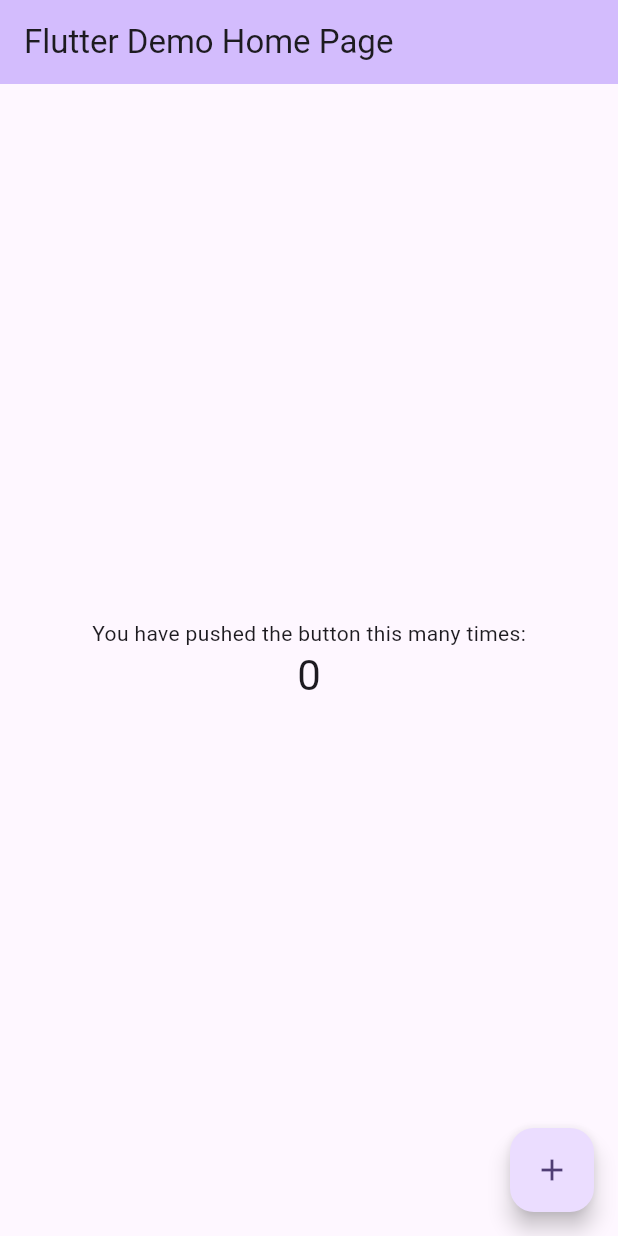
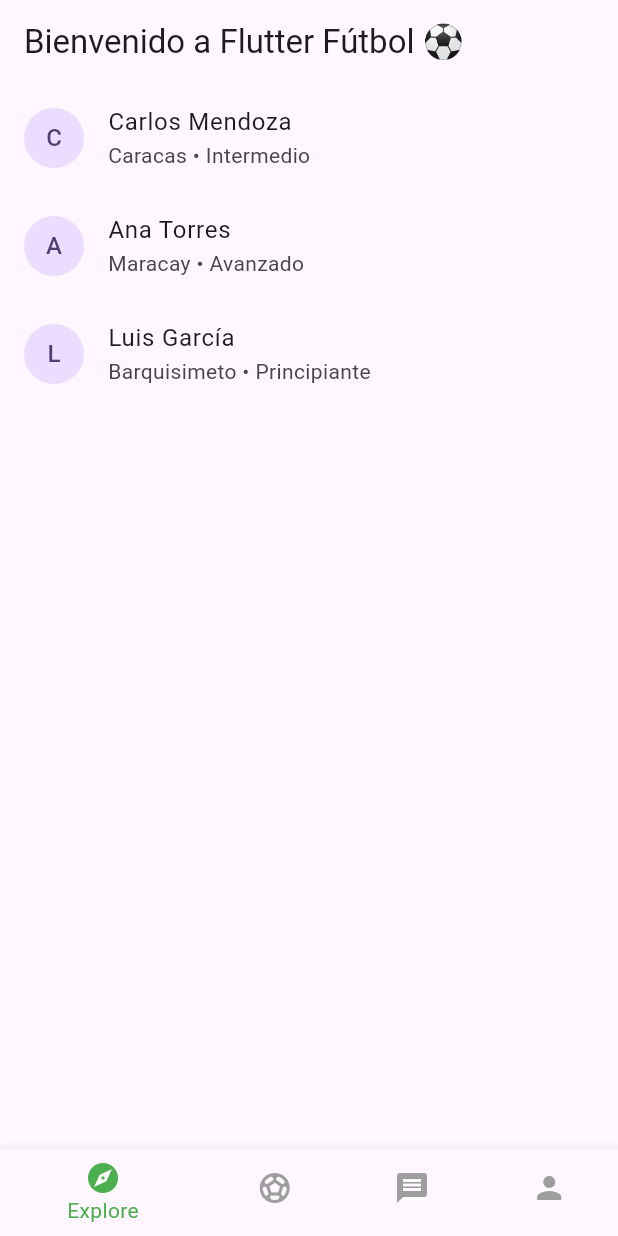
Before and after one commit to josealuzardo/perfil_demo, a Flutter app: the screen it shows after launch, on a phone screen of 412 x 824 dp. Run offline on Flutter 3.47's test engine with Material 3 defaults, Android fonts, the phone set to English and light mode, and no system bars.

Commit message:
feat(project): creating the foundation on which the project will be built

```diff
--- /dev/null
+++ b/lib/domain/entities/person.dart
@@ -0,0 +1,7 @@
+class Person {
+  final String name;
+  final String location;
+  final String skillLevel;
+
+  Person({required this.name, required this.location, required this.skillLevel});
+}
--- a/lib/main.dart
+++ b/lib/main.dart
@@ -1,4 +1,5 @@
 import 'package:flutter/material.dart';
+import 'package:perfil_demo/presentation/screens/homeScreen.dart';
 
 void main() {
   runApp(const MyApp());
@@ -7,45 +8,21 @@
 class MyApp extends StatelessWidget {
   const MyApp({super.key});
 
-  // This widget is the root of your application.
   @override
   Widget build(BuildContext context) {
     return MaterialApp(
       title: 'Flutter Demo',
+      debugShowCheckedModeBanner: false,
       theme: ThemeData(
-        // This is the theme of your application.
-        //
-        // TRY THIS: Try running your application with "flutter run". You'll see
-        // the application has a purple toolbar. Then, without quitting the app,
-        // try changing the seedColor in the colorScheme below to Colors.green
-        // and then invoke "hot reload" (save your changes or press the "hot
-        // reload" button in a Flutter-supported IDE, or press "r" if you used
-        // the command line to start the app).
-        //
-        // Notice that the counter didn't reset back to zero; the application
-        // state is not lost during the reload. To reset the state, use hot
-        // restart instead.
-        //
-        // This works for code too, not just values: Most code changes can be
-        // tested with just a hot reload.
         colorScheme: ColorScheme.fromSeed(seedColor: Colors.deepPurple),
       ),
-      home: const MyHomePage(title: 'Flutter Demo Home Page'),
+      home: HomePage(),
     );
   }
 }
 
 class MyHomePage extends StatefulWidget {
   const MyHomePage({super.key, required this.title});
-
-  // This widget is the home page of your application. It is stateful, meaning
-  // that it has a State object (defined below) that contains fields that affect
-  // how it looks.
-
-  // This class is the configuration for the state. It holds the values (in this
-  // case the title) provided by the parent (in this case the App widget) and
-  // used by the build method of the State. Fields in a Widget subclass are
-  // always marked "final".
 
   final String title;
 
@@ -58,50 +35,19 @@
 
   void _incrementCounter() {
     setState(() {
-      // This call to setState tells the Flutter framework that something has
-      // changed in this State, which causes it to rerun the build method below
-      // so that the display can reflect the updated values. If we changed
-      // _counter without calling setState(), then the build method would not be
-      // called again, and so nothing would appear to happen.
       _counter++;
     });
   }
 
   @override
   Widget build(BuildContext context) {
-    // This method is rerun every time setState is called, for instance as done
-    // by the _incrementCounter method above.
-    //
-    // The Flutter framework has been optimized to make rerunning build methods
-    // fast, so that you can just rebuild anything that needs updating rather
-    // than having to individually change instances of widgets.
     return Scaffold(
       appBar: AppBar(
-        // TRY THIS: Try changing the color here to a specific color (to
-        // Colors.amber, perhaps?) and trigger a hot reload to see the AppBar
-        // change color while the other colors stay the same.
         backgroundColor: Theme.of(context).colorScheme.inversePrimary,
-        // Here we take the value from the MyHomePage object that was created by
-        // the App.build method, and use it to set our appbar title.
         title: Text(widget.title),
       ),
       body: Center(
-        // Center is a layout widget. It takes a single child and positions it
-        // in the middle of the parent.
         child: Column(
-          // Column is also a layout widget. It takes a list of children and
-          // arranges them vertically. By default, it sizes itself to fit its
-          // children horizontally, and tries to be as tall as its parent.
-          //
-          // Column has various properties to control how it sizes itself and
-          // how it positions its children. Here we use mainAxisAlignment to
-          // center the children vertically; the main axis here is the vertical
-          // axis because Columns are vertical (the cross axis would be
-          // horizontal).
-          //
-          // TRY THIS: Invoke "debug painting" (choose the "Toggle Debug Paint"
-          // action in the IDE, or press "p" in the console), to see the
-          // wireframe for each widget.
           mainAxisAlignment: MainAxisAlignment.center,
           children: <Widget>[
             const Text('You have pushed the button this many times:'),
@@ -116,7 +62,7 @@
         onPressed: _incrementCounter,
         tooltip: 'Increment',
         child: const Icon(Icons.add),
-      ), // This trailing comma makes auto-formatting nicer for build methods.
+      ),
     );
   }
 }
--- /dev/null
+++ b/lib/presentation/screens/exploreScreen.dart
@@ -0,0 +1,34 @@
+import 'package:flutter/material.dart';
+import 'package:perfil_demo/domain/entities/person.dart';
+import 'package:perfil_demo/presentation/screens/personProfile.dart';
+
+class ExploreScreen extends StatelessWidget {
+  final List<Person> people = [
+    Person(name: 'Carlos Mendoza', location: 'Caracas', skillLevel: 'Intermedio'),
+    Person(name: 'Ana Torres', location: 'Maracay', skillLevel: 'Avanzado'),
+    Person(name: 'Luis García', location: 'Barquisimeto', skillLevel: 'Principiante'),
+  ];
+
+  @override
+  Widget build(BuildContext context) {
+    return ListView.builder(
+      itemCount: people.length,
+      itemBuilder: (context, index) {
+        final person = people[index];
+        return ListTile(
+          leading: CircleAvatar(child: Text(person.name[0])),
+          title: Text(person.name),
+          subtitle: Text('${person.location} • ${person.skillLevel}'),
+          onTap: () {
+            Navigator.push(
+              context,
+              MaterialPageRoute(
+                builder: (_) => PersonProfile(person: person),
+              ),
+            );
+          },
+        );
+      },
+    );
+  }
+}
--- /dev/null
+++ b/lib/presentation/screens/homeScreen.dart
@@ -0,0 +1,41 @@
+import 'package:flutter/material.dart';
+import 'package:perfil_demo/presentation/screens/exploreScreen.dart';
+import 'package:perfil_demo/presentation/screens/fieldsScreen.dart';
+import 'package:perfil_demo/presentation/screens/messagesScreen.dart';
+import 'package:perfil_demo/presentation/screens/profileScreen.dart';
+
+class HomePage extends StatefulWidget {
+  @override
+  _HomePageState createState() => _HomePageState();
+}
+
+class _HomePageState extends State<HomePage> {
+  int _currentIndex = 0;
+
+  final List<Widget> _screens = [
+    ExploreScreen(),   // Lista de personas
+    FieldsScreen(),    // Canchas (placeholder por ahora)
+    MessagesScreen(),  // Mensajes (placeholder)
+    ProfileScreen(),   // Tu propio perfil (placeholder)
+  ];
+
+  @override
+  Widget build(BuildContext context) {
+    return Scaffold(
+      appBar: AppBar(title: Text('Bienvenido a Flutter Fútbol ⚽')),
+      body: _screens[_currentIndex],
+      bottomNavigationBar: BottomNavigationBar(
+        currentIndex: _currentIndex,
+        selectedItemColor: Colors.green,
+        unselectedItemColor: Colors.grey,
+        onTap: (index) => setState(() => _currentIndex = index),
+        items: [
+          BottomNavigationBarItem(icon: Icon(Icons.explore), label: 'Explore'),
+          BottomNavigationBarItem(icon: Icon(Icons.sports_soccer), label: 'Fields'),
+          BottomNavigationBarItem(icon: Icon(Icons.message), label: 'Messages'),
+          BottomNavigationBarItem(icon: Icon(Icons.person), label: 'Perfil'),
+        ],
+      ),
+    );
+  }
+}
```
Also changed, not shown: lib/presentation/screens/fieldsScreen.dart (added, +13 -0 lines), lib/presentation/screens/messagesScreen.dart (added, +13 -0 lines), lib/presentation/screens/personProfile.dart (added, +31 -0 lines), lib/presentation/screens/profileScreen.dart (added, +26 -0 lines).
